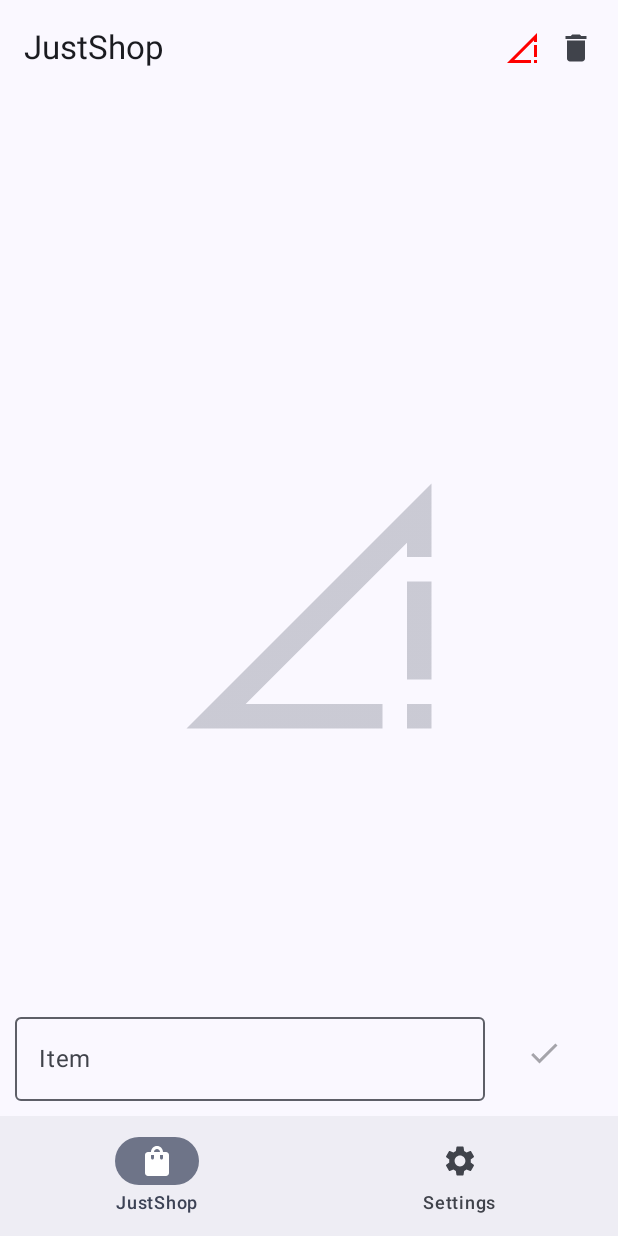
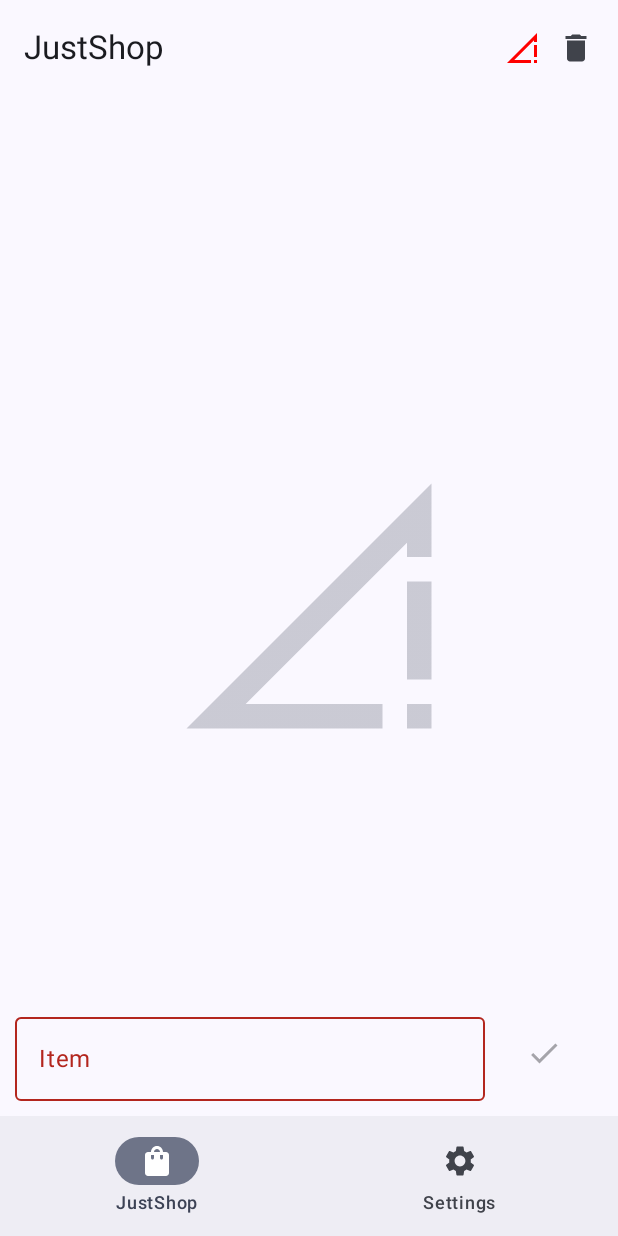
Before and after one commit to SeineEloquenz/justshop, an Android app built with Jetpack Compose: the screen it shows after launch (MainActivity), on a phone screen of 412 x 824 dp. Run offline under Robolectric (Android 15) with nearby library versions, the phone set to English and light mode, and no system bars; our stand-ins replace Room's generated code; network calls fail.

Commit message:
Replace AddItemField by SubmittableTextField

```diff
--- a/app/app/src/main/java/nz/eloque/justshop/ui/components/SubmittableInputField.kt
+++ b/app/app/src/main/java/nz/eloque/justshop/ui/components/SubmittableInputField.kt
@@ -3,6 +3,8 @@ package nz.eloque.justshop.ui.components
 import androidx.compose.foundation.layout.BoxWithConstraints
 import androidx.compose.foundation.layout.Row
 import androidx.compose.foundation.layout.width
+import androidx.compose.foundation.text.KeyboardActions
+import androidx.compose.foundation.text.KeyboardOptions
 import androidx.compose.material3.Icon
 import androidx.compose.material3.IconButton
 import androidx.compose.material3.OutlinedTextField
@@ -12,6 +14,7 @@ import androidx.compose.runtime.saveable.rememberSaveable
 import androidx.compose.ui.Alignment
 import androidx.compose.ui.Modifier
 import androidx.compose.ui.graphics.vector.ImageVector
+import androidx.compose.ui.text.input.ImeAction
 
 
 @Composable
@@ -43,6 +46,16 @@ fun SubmittableTextField(
                 singleLine = true,
                 isError = isError.value,
                 modifier = modifier.width(maxWidth * 0.8f),
+                keyboardOptions = KeyboardOptions(imeAction = ImeAction.Done),
+                keyboardActions = KeyboardActions(onAny = {
+                    if (validInput()) {
+                        onSubmit.invoke(msgInput.value)
+                        if (clearOnSubmit) {
+                            msgInput.value = ""
+                        }
+                        isError.value = !validInput()
+                    }
+                }),
                 onValueChange = {
                     msgInput.value = it
                     isError.value = !validInput()
--- a/app/app/src/main/java/nz/eloque/justshop/ui/shopping_list/ShoppingListView.kt
+++ b/app/app/src/main/java/nz/eloque/justshop/ui/shopping_list/ShoppingListView.kt
@@ -3,34 +3,26 @@ package nz.eloque.justshop.ui.shopping_list
 import androidx.compose.foundation.ExperimentalFoundationApi
 import androidx.compose.foundation.combinedClickable
 import androidx.compose.foundation.layout.Arrangement
-import androidx.compose.foundation.layout.BoxWithConstraints
 import androidx.compose.foundation.layout.Column
 import androidx.compose.foundation.layout.Row
 import androidx.compose.foundation.layout.fillMaxHeight
 import androidx.compose.foundation.layout.fillMaxWidth
-import androidx.compose.foundation.layout.heightIn
 import androidx.compose.foundation.layout.padding
-import androidx.compose.foundation.layout.width
 import androidx.compose.foundation.lazy.LazyColumn
 import androidx.compose.foundation.lazy.items
 import androidx.compose.foundation.lazy.rememberLazyListState
 import androidx.compose.material.icons.Icons
-import androidx.compose.material.icons.filled.Check
+import androidx.compose.material.icons.filled.Done
 import androidx.compose.material3.Checkbox
 import androidx.compose.material3.ElevatedCard
 import androidx.compose.material3.ExperimentalMaterial3Api
-import androidx.compose.material3.Icon
-import androidx.compose.material3.IconButton
-import androidx.compose.material3.OutlinedTextField
 import androidx.compose.material3.Text
 import androidx.compose.runtime.Composable
-import androidx.compose.runtime.MutableState
 import androidx.compose.runtime.collectAsState
 import androidx.compose.runtime.getValue
 import androidx.compose.runtime.mutableStateOf
 import androidx.compose.runtime.remember
 import androidx.compose.runtime.rememberCoroutineScope
-import androidx.compose.runtime.saveable.rememberSaveable
 import androidx.compose.ui.Alignment
 import androidx.compose.ui.Modifier
 import androidx.compose.ui.draw.alpha
@@ -43,6 +35,7 @@ import kotlinx.coroutines.Dispatchers
 import kotlinx.coroutines.launch
 import nz.eloque.justshop.R
 import nz.eloque.justshop.model.shopping_list.ShoppingItem
+import nz.eloque.justshop.ui.components.SubmittableTextField
 import java.util.UUID
 
 @Composable
@@ -89,64 +82,15 @@ fun ShoppingListView(
                 }
             }
         }
-        AddItemField(onSubmit = {
-            shoppingListViewModel.viewModelScope.launch(Dispatchers.IO) {
-                shoppingListViewModel.updateItem(ShoppingItem(UUID.randomUUID(), it, checked = false))
+        SubmittableTextField(
+            label = { Text(stringResource(R.string.item)) },
+            imageVector = Icons.Filled.Done,
+            initialValue = "",
+            onSubmit = {
+                shoppingListViewModel.viewModelScope.launch(Dispatchers.IO) {
+                    shoppingListViewModel.updateItem(ShoppingItem(UUID.randomUUID(), it, checked = false))
+                }
             }
-        })
-    }
-}
-
-@Composable
-fun AddItemField(
-    initialValue: String = "",
-    onSubmit: (String) -> Unit,
-    modifier: Modifier = Modifier,
-) {
-    val newItem = rememberSaveable { mutableStateOf(initialValue) }
-    BoxWithConstraints(
-        modifier = Modifier.fillMaxWidth(),
-        contentAlignment = Alignment.CenterEnd
-    ) {
-        val maxWidth = maxWidth
-        Row {
-            OutlinedTextField(
-                label = { Text(stringResource(id = R.string.item)) },
-                value = newItem.value,
-                onValueChange = { newItem.value = it },
-                singleLine = true,
-                modifier = Modifier
-                    .width(maxWidth * 0.8f)
-                    .heightIn(0.dp, 150.dp)
-            )
-            SubmitButton(
-                newItem = newItem,
-                onSubmit = onSubmit,
-                modifier = modifier
-                    .width(maxWidth * 0.8f)
-                    .align(Alignment.CenterVertically)
-            )
-        }
-    }
-}
-
-@Composable
-fun SubmitButton(
-    newItem: MutableState<String>,
-    onSubmit: (String) -> Unit,
-    modifier: Modifier = Modifier
-) {
-    IconButton(
-        enabled = newItem.value != "",
-        onClick = {
-            onSubmit.invoke(newItem.value)
-            newItem.value = ""
-        },
-        modifier = modifier
-    ) {
-        Icon(
-            imageVector = Icons.Default.Check,
-            contentDescription = stringResource(R.string.submit)
         )
     }
 }
@@ -200,9 +144,11 @@ fun ShoppingItemCard(
                 Column(
                     modifier = Modifier.padding(10.dp)
                 ) {
-                    AddItemField(
+                    SubmittableTextField(
+                        label = { Text(stringResource(R.string.item)) },
                         initialValue = itemContent,
-                        onSubmit = onEdit,
+                        imageVector = Icons.Default.Done,
+                        onSubmit = onEdit
                     )
                 }
             }
```
